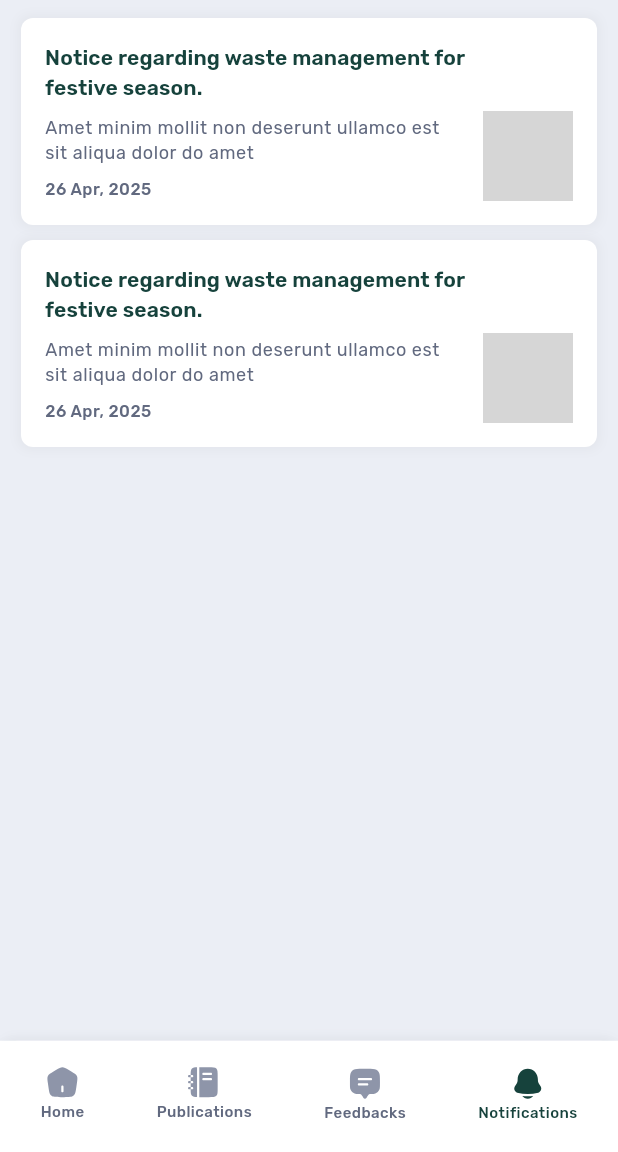
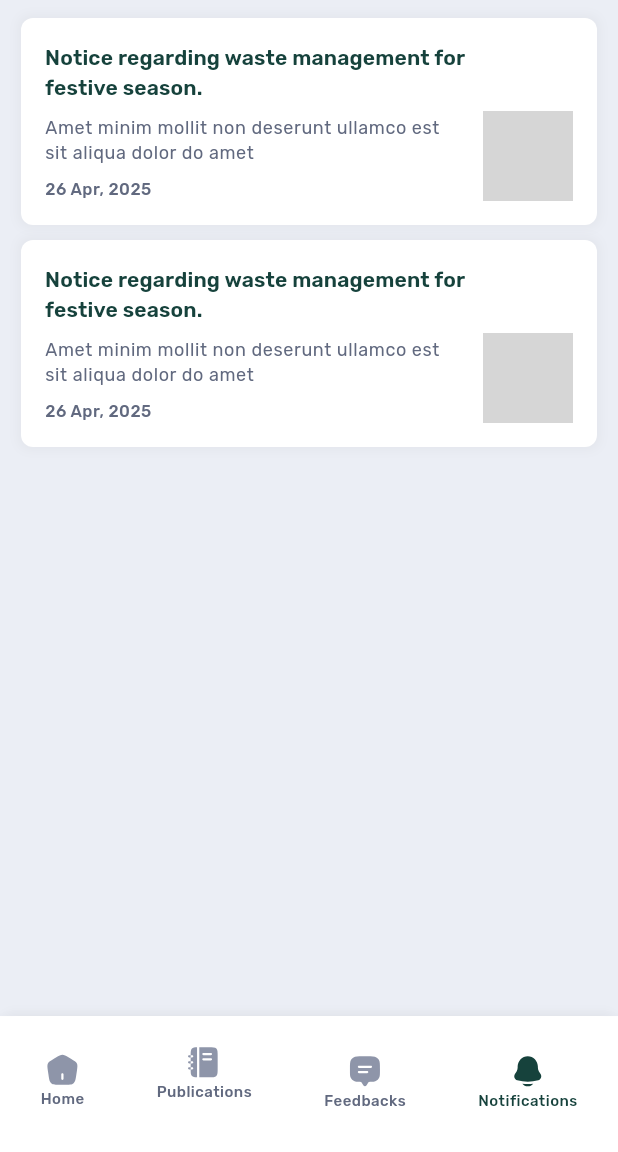
Before and after one commit to dexzter07/Biodiversity_management_user_app, a Flutter app: the screen it shows after launch, item 4 of the bottom bar chosen, on a phone screen of 412 x 824 dp, the part 84-1236 px from its top. Run offline on Flutter 3.47's test engine with Material 3 defaults, Android fonts, the phone set to English and light mode, and no system bars; drawn by our look-alikes of dot_navigation_bar; our stand-ins replace carousel_slider, flutter_svg, form_field_validator, get, pin_code_fields, shared_preferences and 1 more; network calls fail; grey boxes are pictures that could not be loaded.

Commit message:
small changes made

```diff
--- a/lib/presentation/nav_bar/nav_bar.dart
+++ b/lib/presentation/nav_bar/nav_bar.dart
@@ -36,7 +36,7 @@ class _NavScreenBarState extends State<NavScreenBar>
       extendBody: true,
       body: pages[widget.currentIndex],
       bottomNavigationBar: SizedBox(
-        height: Get.height * 0.09,
+        height: Get.height * 0.11,
         child: Card(
           elevation: 10,
           margin: EdgeInsets.zero,
@@ -92,6 +92,9 @@ class _NavScreenBarState extends State<NavScreenBar>
                           color: widget.currentIndex == 1
                               ? AppColors.primaryRegular
                               : AppColors.textSecondary),
+                    ),
+                    const SizedBox(
+                      height: 10,
                     )
                   ],
                 ),
--- a/lib/presentation/profiles/profile.dart
+++ b/lib/presentation/profiles/profile.dart
@@ -43,7 +43,6 @@ class Profile extends StatelessWidget {
         children: [
           Container(
             padding: const EdgeInsets.all(12),
-            height: Get.height * 0.3,
             decoration: BoxDecoration(
                 borderRadius: BorderRadius.circular(8),
                 color: AppColors.surfaceRegular),
@@ -68,7 +67,7 @@ class Profile extends StatelessWidget {
                   ],
                 ),
                 const SizedBox(
-                  height: 10,
+                  height: 5,
                 ),
                 Container(
                   width: 54,
--- a/lib/presentation/publications/widgets/custom_publication_component.dart
+++ b/lib/presentation/publications/widgets/custom_publication_component.dart
@@ -17,7 +17,6 @@ class CustomPublicationComponent extends StatelessWidget {
           borderRadius: BorderRadius.circular(8),
         ),
         padding: const EdgeInsets.all(4),
-        height: Get.height * 0.12,
         child: Row(
           children: [
             ClipRRect(
```
